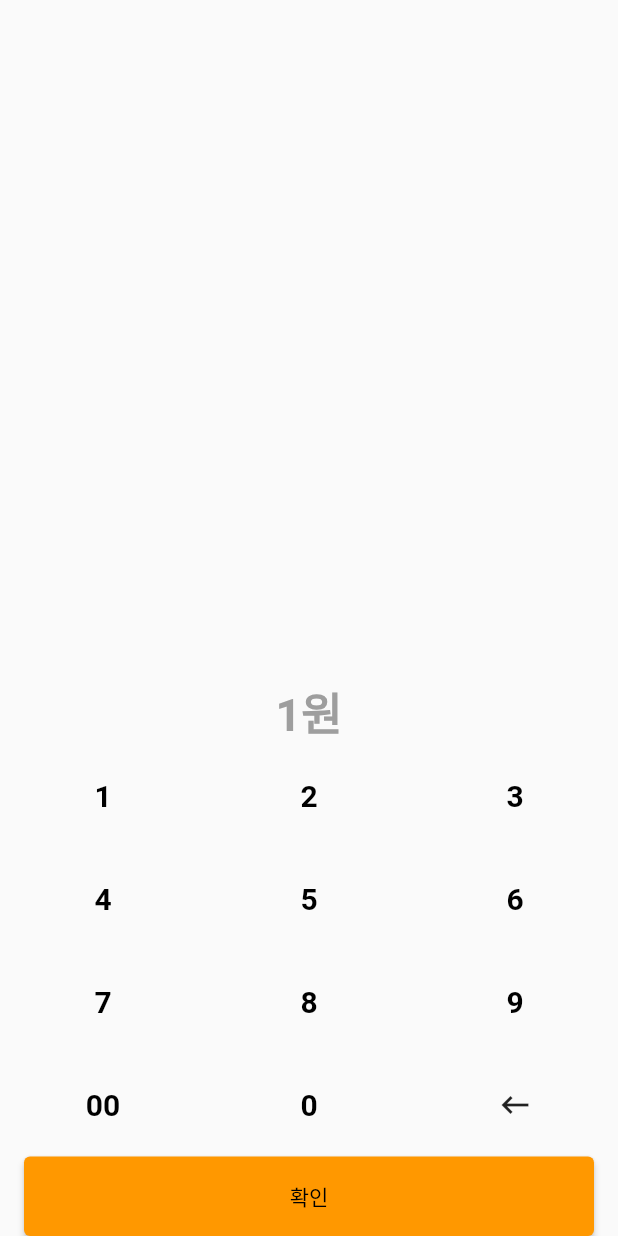
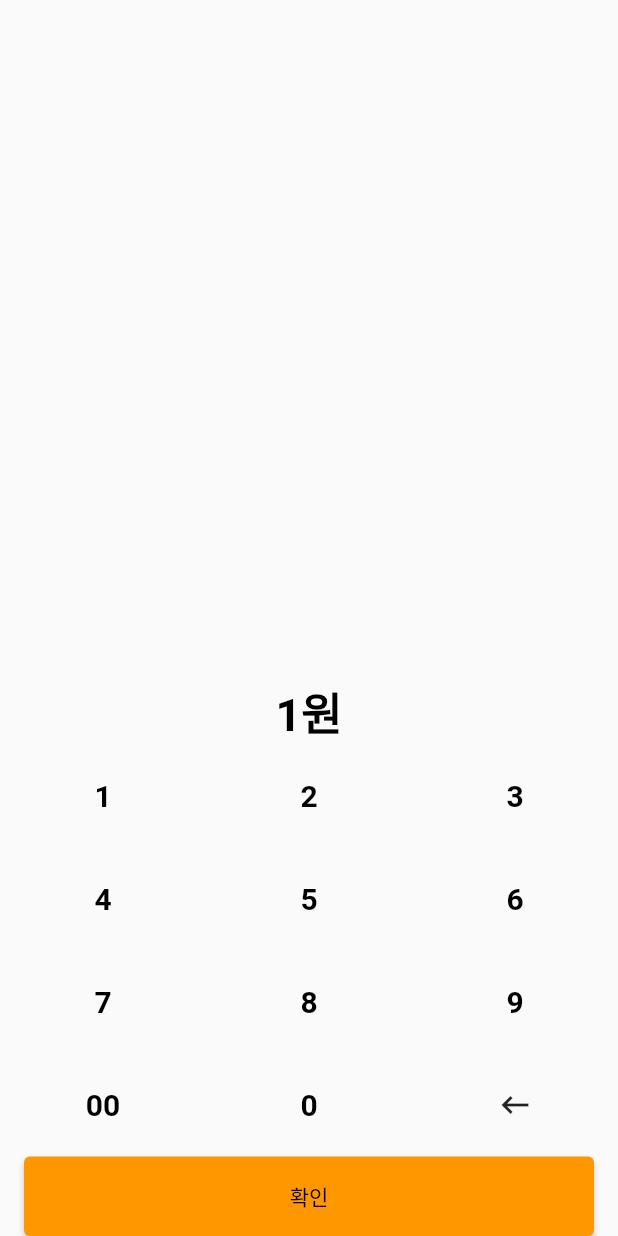
Before and after one commit to janepark423/kabank_keypad, a Flutter app: the screen it shows after launch, after a tap on an icon or button, on a phone screen of 412 x 824 dp. Run offline on Flutter 3.47's test engine with Material 2 defaults, Android fonts, the light colour scheme and no system bars.

Commit message:
에러 수정

```diff
--- a/lib/CustomKeyboard.dart
+++ b/lib/CustomKeyboard.dart
@@ -1,4 +1,5 @@
 import 'package:flutter/material.dart';
+import 'package:intl/intl.dart';
 import 'package:mykeypad_flutter/KeyboardKey.dart';
 
 class CustomKeyboard extends StatefulWidget {
@@ -70,7 +71,9 @@ class _CustomKeyboardState extends State<CustomKeyboard> {
         fontWeight: FontWeight.bold);
 
     if(this.amount!.length > 0) {
-      display = amount! + '원';
+      NumberFormat f = NumberFormat('#,###');
+      display = f.format(int.parse(amount??'에러발생')) + '원';
+      style = style.copyWith(color: Colors.black,);
     }
 
     return Center(
--- a/pubspec.yaml
+++ b/pubspec.yaml
@@ -36,7 +36,7 @@ dependencies:
   # The following adds the Cupertino Icons font to your application.
   # Use with the CupertinoIcons class for iOS style icons.
   cupertino_icons: ^1.0.2
-  intl: ^0.16.1
+  intl: ^0.17.0
 
 dev_dependencies:
   flutter_test:
```
Also changed, not shown: pubspec.lock.
